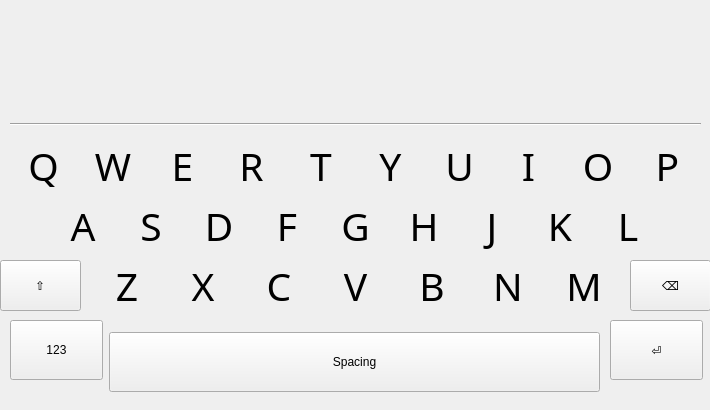
Above: BlocksScreen/lib/ui/customKeyboard.ui from BlocksTechnology/BlocksScreen before the change. Below: the same form after it.
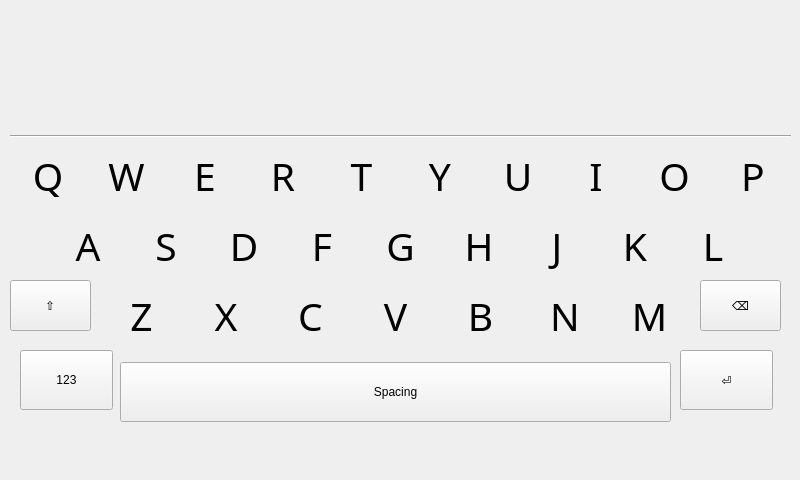
That is the form after the change. Custom widgets are drawn as their Qt base class.

Commit message: UPD: updated .ui of the keyboard

The edit to the form file:
```diff
--- a/BlocksScreen/lib/ui/customKeyboard.ui
+++ b/BlocksScreen/lib/ui/customKeyboard.ui
@@ -9,8 +9,8 @@
    <rect>
     <x>0</x>
     <y>0</y>
-    <width>710</width>
-    <height>410</height>
+    <width>800</width>
+    <height>480</height>
    </rect>
   </property>
   <property name="sizePolicy">
@@ -21,8 +21,8 @@
   </property>
   <property name="maximumSize">
    <size>
-    <width>710</width>
-    <height>410</height>
+    <width>800</width>
+    <height>480</height>
    </size>
   </property>
   <property name="cursor">
@@ -38,8 +38,8 @@
    <property name="geometry">
     <rect>
      <x>10</x>
-     <y>140</y>
-     <width>691</width>
+     <y>150</y>
+     <width>781</width>
      <height>52</height>
     </rect>
    </property>
@@ -549,8 +549,8 @@
    <property name="geometry">
     <rect>
      <x>50</x>
-     <y>200</y>
-     <width>611</width>
+     <y>220</y>
+     <width>701</width>
      <height>52</height>
     </rect>
    </property>
@@ -1010,9 +1010,9 @@
   <widget class="QWidget" name="layoutWidget_3">
    <property name="geometry">
     <rect>
-     <x>90</x>
-     <y>260</y>
-     <width>531</width>
+     <x>100</x>
+     <y>290</y>
+     <width>591</width>
      <height>52</height>
     </rect>
    </property>
@@ -1371,9 +1371,9 @@
   <widget class="QPushButton" name="K_space">
    <property name="geometry">
     <rect>
-     <x>109</x>
-     <y>332</y>
-     <width>491</width>
+     <x>120</x>
+     <y>362</y>
+     <width>551</width>
      <height>60</height>
     </rect>
    </property>
@@ -1402,8 +1402,8 @@
   <widget class="QPushButton" name="k_Enter">
    <property name="geometry">
     <rect>
-     <x>610</x>
-     <y>320</y>
+     <x>680</x>
+     <y>350</y>
      <width>93</width>
      <height>60</height>
     </rect>
@@ -1436,8 +1436,8 @@
   <widget class="QPushButton" name="k_delete">
    <property name="geometry">
     <rect>
-     <x>630</x>
-     <y>260</y>
+     <x>700</x>
+     <y>280</y>
      <width>81</width>
      <height>51</height>
     </rect>
@@ -1467,8 +1467,8 @@
   <widget class="QPushButton" name="K_keychange">
    <property name="geometry">
     <rect>
-     <x>10</x>
-     <y>320</y>
+     <x>20</x>
+     <y>350</y>
      <width>93</width>
      <height>60</height>
     </rect>
@@ -1501,8 +1501,8 @@
   <widget class="QPushButton" name="K_shift">
    <property name="geometry">
     <rect>
-     <x>0</x>
-     <y>260</y>
+     <x>10</x>
+     <y>280</y>
      <width>81</width>
      <height>51</height>
     </rect>
@@ -1538,8 +1538,8 @@
    </property>
    <property name="geometry">
     <rect>
-     <x>630</x>
-     <y>10</y>
+     <x>720</x>
+     <y>20</y>
      <width>60</width>
      <height>60</height>
     </rect>
@@ -1594,9 +1594,9 @@
    <property name="geometry">
     <rect>
      <x>10</x>
-     <y>80</y>
-     <width>691</width>
-     <height>46</height>
+     <y>90</y>
+     <width>781</width>
+     <height>48</height>
     </rect>
    </property>
    <layout class="QVBoxLayout" name="verticalLayout_2">
```
The commit also changes 1 other file.
